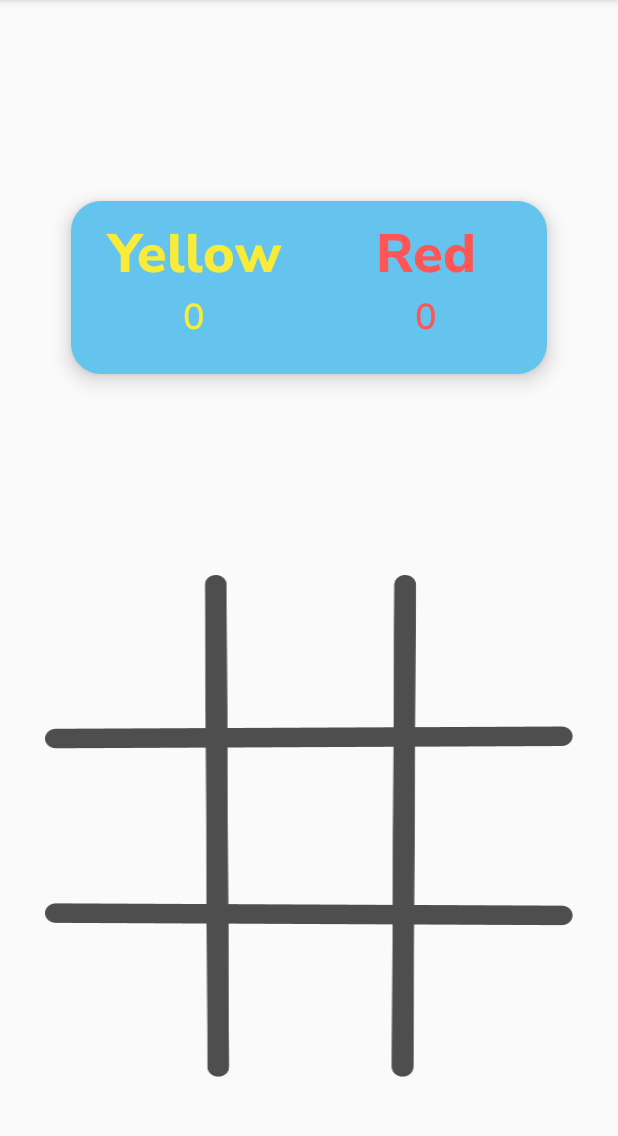
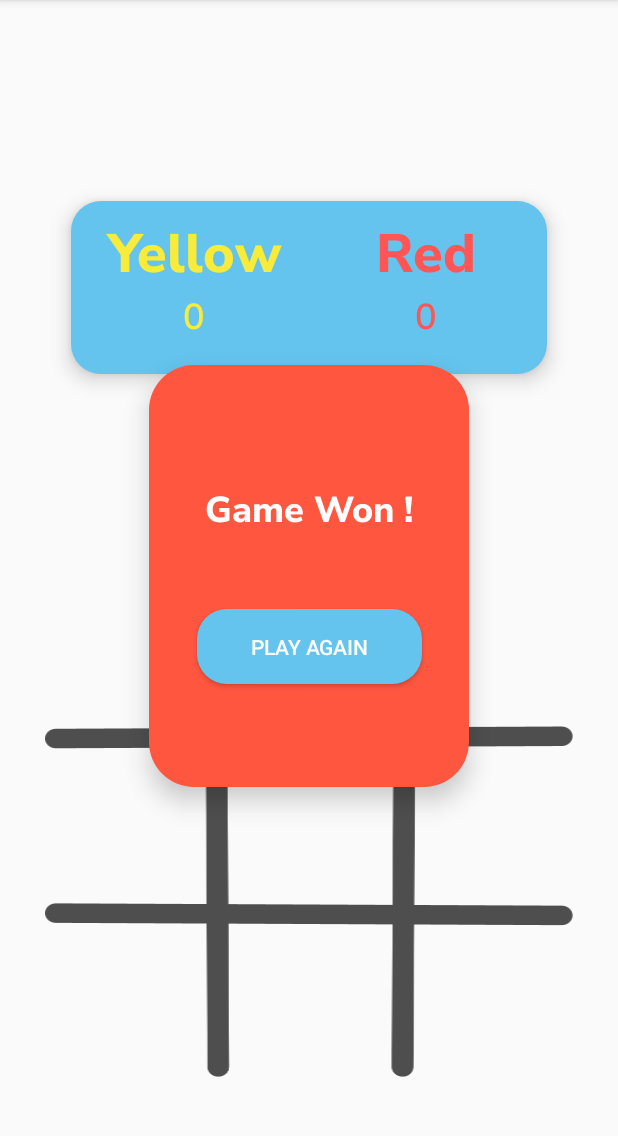
Before and after one commit to aromalanil/Tic-Tac-Toe, an Android app: the screen it shows after launch (MainActivity), on a phone screen of 412 x 824 dp, the part 84-1220 px from its top. Run offline under Robolectric (Android 15) with nearby library versions, the light colour scheme and no system bars.

Commit message:
Fixed counting after winning issue Optimised Layout

```diff
--- a/app/src/main/java/com/example/tic_tac_toe/MainActivity.java
+++ b/app/src/main/java/com/example/tic_tac_toe/MainActivity.java
@@ -49,7 +49,7 @@ public class MainActivity extends AppCompatActivity {
         }
         for(int wp[]: winningPositions)
         {
-            if(isClicked[wp[0]]==isClicked[wp[1]]&&isClicked[wp[1]]==isClicked[wp[2]]&&isClicked[wp[0]]!=2)
+            if(isClicked[wp[0]]==isClicked[wp[1]]&&isClicked[wp[1]]==isClicked[wp[2]]&&isClicked[wp[0]]!=2&&!won)
             {
                 won=true;
              if(isClicked[wp[0]]==1)
--- a/app/src/main/res/layout/activity_main.xml
+++ b/app/src/main/res/layout/activity_main.xml
@@ -252,7 +252,7 @@
         android:layout_height="281dp"
         android:background="@drawable/rounded_rectangle_orange"
         android:elevation="10dp"
-        android:visibility="invisible"
+        android:visibility="visible"
         app:layout_constraintBottom_toBottomOf="parent"
         app:layout_constraintEnd_toEndOf="parent"
         app:layout_constraintStart_toStartOf="parent"
@@ -278,7 +278,7 @@
             android:layout_marginTop="15dp"
             android:layout_marginBottom="35dp"
             android:background="@drawable/rounded_rectangle_blue"
-            android:elevation="20dp"
+            android:elevation="30dp"
             android:gravity="center|center_horizontal|center_vertical"
             android:onClick="playAgain"
             android:text="Play Again"
```
